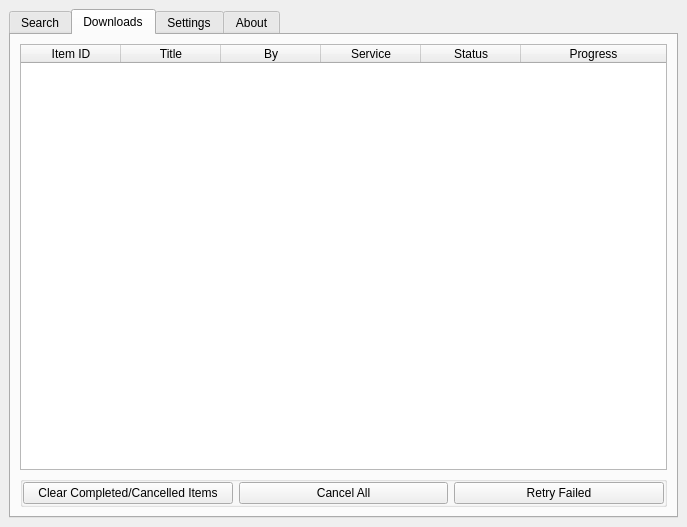
This is src/onthespot/gui/qtui/main.ui in moddroid94/onthespot as Qt 5 draws it before an edit. The edited form follows.
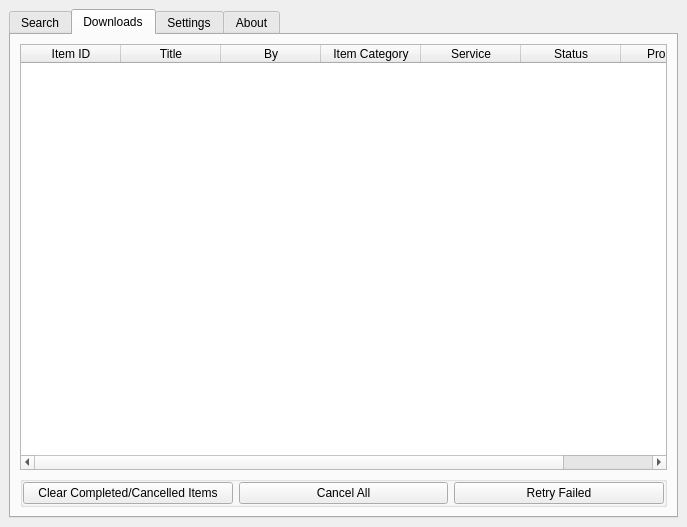
This is the edited form. The open tabs and pages were chosen to show the change. Icons and pictures are not drawn.

Commit message: Add content type tab to downloader, add length to m3u files

```diff
--- a/src/onthespot/gui/qtui/main.ui
+++ b/src/onthespot/gui/qtui/main.ui
@@ -479,6 +479,11 @@
             <string>By</string>
            </property>
           </column>
+          <column>
+           <property name="text">
+            <string>Item Category</string>
+           </property>
+          </column>
           <column>
            <property name="text">
             <string>Service</string>
```
Left out of the diff: 2 changed lines with no effect on the pictures. The commit also changes 6 other files.
